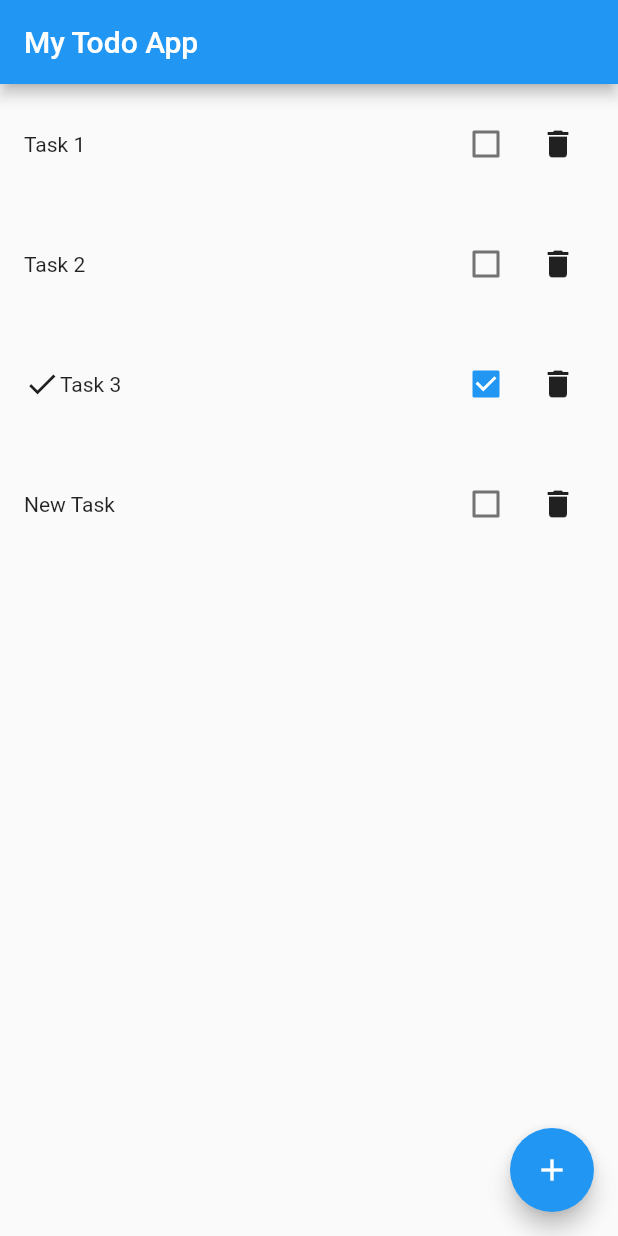
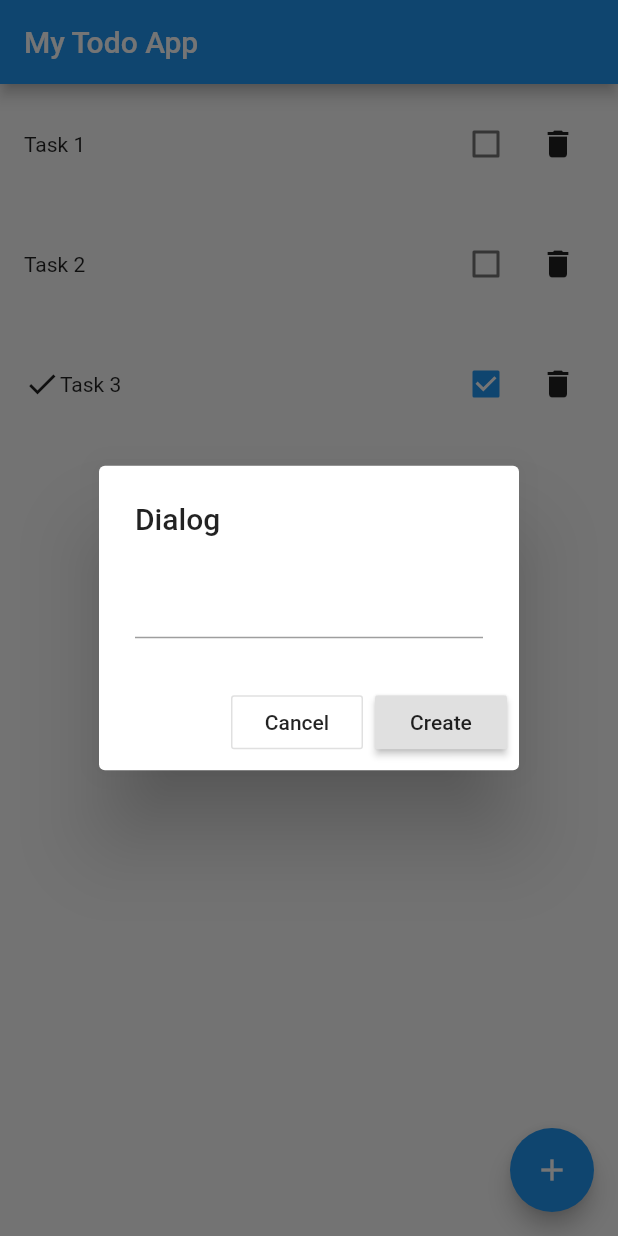
Before and after one commit to modmoto/flutter_workshop, a Flutter app: the screen it shows after launch, after a tap on the "add" icon, on a phone screen of 412 x 824 dp. Run offline on Flutter 3.47's test engine with Material 2 defaults, Android fonts, the phone set to English and light mode, and no system bars.

Commit message:
added text editing controller

```diff
--- a/lib/main.dart
+++ b/lib/main.dart
@@ -65,17 +65,40 @@ class TodoPageState extends State<TodoPage> {
       ),
       floatingActionButton: FloatingActionButton(
         onPressed: () {
-          addTask();
+          var textController = TextEditingController();
+
+          showCollection(context);
+          showDialog(context: context, builder: (context) {
+            return AlertDialog(
+              title: Text("Dialog"),
+              content: TextField(
+                controller: textController,
+              ),
+              actions: [
+                OutlineButton(
+                  child: Text("Cancel"),
+                  onPressed: () {
+
+                  }),
+                RaisedButton(
+                  child: Text("Create"),
+                  onPressed: () {
+                    setState(() {
+                      tasks.add(TodoItem(
+                        task: textController.text
+                      ));
+                    });
+                  })
+              ],
+            );
+          });
         },
         child: Icon(Icons.add)
       ),
     );
   }
 
-  void addTask() {
-    setState(() {
-      tasks.add(TodoItem(task: "New Task"));
-    });
+  void showCollection(BuildContext context) {
   }
 }
 
```
